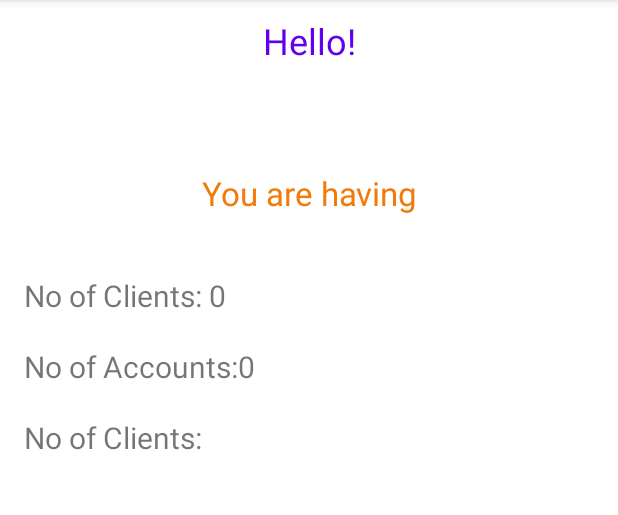
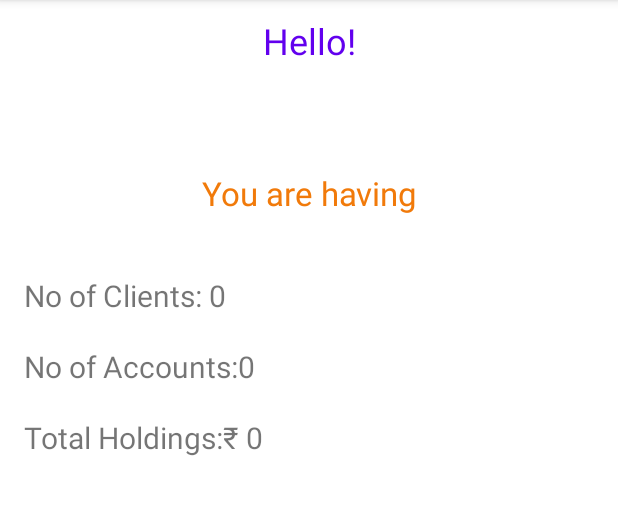
Before and after one commit to krishna143010/AndroidProject, an Android app: the fragment DashBoardFragment shown on its own in the app's theme, on a phone screen of 412 x 824 dp, the part 84-599 px from its top. Run offline under Robolectric (Android 15) with nearby library versions, the light colour scheme and no system bars.

Commit message:
final started comments

```diff
--- a/app/src/main/java/com/example/myapplication/DBAccessClass.kt
+++ b/app/src/main/java/com/example/myapplication/DBAccessClass.kt
@@ -369,7 +369,7 @@ class DBAccessClass(context: Context): SQLiteOpenHelper(context,"FundManagerDB",
             println("cursor loop"+cursor.getString(cursor.getColumnIndex("clientName")))
             do {
                 println("cursorFinal loop")
-                val cursorFinal : Cursor = myDB. rawQuery ("SELECT (Select SUM(txnAmount) From TransactionsTable INNER JOIN Clients AS t3 ON TransactionsTable.toClientId = t3.clientID WHERE clientName=? AND fmIdAssociated=2)  AS outMoney,(Select SUM(txnAmount) From TransactionsTable INNER JOIN Clients AS t3 ON TransactionsTable.fromClientId = t3.clientID WHERE clientName=? AND fmIdAssociated=2) AS inMoney", arrayOf(cursor.getString(cursor.getColumnIndex("clientName")),cursor.getString(cursor.getColumnIndex("clientName"))))
+                val cursorFinal : Cursor = myDB. rawQuery ("SELECT (Select SUM(txnAmount) From TransactionsTable INNER JOIN Clients AS t3 ON TransactionsTable.toClientId = t3.clientID WHERE clientName=? AND fmIdAssociated=?)  AS outMoney,(Select SUM(txnAmount) From TransactionsTable INNER JOIN Clients AS t3 ON TransactionsTable.fromClientId = t3.clientID WHERE clientName=? AND fmIdAssociated=?) AS inMoney", arrayOf(cursor.getString(cursor.getColumnIndex("clientName")),fmId.toString(),cursor.getString(cursor.getColumnIndex("clientName")),fmId.toString()))
                 if (cursorFinal.moveToFirst()) {
                     do {
                         rowsList.add(
@@ -397,7 +397,7 @@ class DBAccessClass(context: Context): SQLiteOpenHelper(context,"FundManagerDB",
 
         val myDB = this.readableDatabase // read access
         val cursor: Cursor = myDB.rawQuery(
-            "SELECT clientID FROM Clients  WHERE fmIdAssociated= ?",
+            "SELECT clientID FROM Clients  WHERE fmIdAssociated= ? AND clientName != 'External'",
             arrayOf(fmId.toString())
         )
 
--- a/app/src/main/java/com/example/myapplication/DashBoardFragment.kt
+++ b/app/src/main/java/com/example/myapplication/DashBoardFragment.kt
@@ -37,7 +37,7 @@ class DashBoardFragment : Fragment() {
         val netList:MutableList<NameInOutDataClass> = dbAccess.getNetBals(sessionFMID?.toInt())
         for(netItem in netList){
             if(netItem.name=="External"){
-                totalHoldingsTV.text="Total Holdings as of now is: "+(netItem.outMoney-netItem.inMoney)
+                totalHoldingsTV.text="Total Holdings: ₹ "+(netItem.outMoney-netItem.inMoney)
             }
         }
         val noOfAccounts:Int = dbAccess.getNoOfAccounts(sessionFMID?.toInt())
--- a/app/src/main/java/com/example/myapplication/TransactionFragment.kt
+++ b/app/src/main/java/com/example/myapplication/TransactionFragment.kt
@@ -186,7 +186,7 @@ class TransactionFragment : Fragment() {
             }else if(!Regex("^[1-9]\\d*(\\.\\d+)?\$").matches(txnAmount.text.toString())){
                 txnDate.error = null
                 txnAmount.setError("Amount invalid")
-            }else if(!Regex("[A-Za-z\\d]|[A-Za-z\\d][A-Z .a-z\\d]*[A-Za-z0-9.\\d]").matches(remarks.text.toString())){
+            }else if(!Regex("[A-Za-z\\d]|[A-Za-z\\d][A-Z .a-z\\d]*[A-Za-z0-9.\\d]").matches(remarks.text.toString()) || remarks.text.toString().length>15){
                 //println("Else Loop Should not be empy from Println")
                 remarks.setError("Only A-Za-z 0-9. allowed and max 15 chars")
             }else{
--- a/app/src/main/res/layout/fragment_dash_board.xml
+++ b/app/src/main/res/layout/fragment_dash_board.xml
@@ -35,7 +35,7 @@
         android:layout_gravity="center"
         android:gravity="left"
         android:textSize="20dp"
-        android:text="No of Clients:" />
+        android:text="No of Clients: 0" />
     <TextView
         android:layout_width="match_parent"
         android:layout_height="wrap_content"
@@ -45,7 +45,7 @@
         android:layout_gravity="center"
         android:gravity="left"
         android:textSize="20dp"
-        android:text="No of Accounts:" />
+        android:text="No of Accounts: 0" />
     <TextView
         android:layout_width="match_parent"
         android:layout_height="wrap_content"
@@ -55,6 +55,6 @@
         android:layout_gravity="center"
         android:gravity="left"
         android:textSize="20dp"
-        android:text="No of Clients:" />
+        android:text="Total Holdings:₹ 0" />
 
 </LinearLayout>
```
Also changed, not shown: app/src/main/java/com/example/myapplication/CustomAdapter.kt (+6 -2 lines), app/src/main/java/com/example/myapplication/MainActivity.kt (+13 -14 lines).
